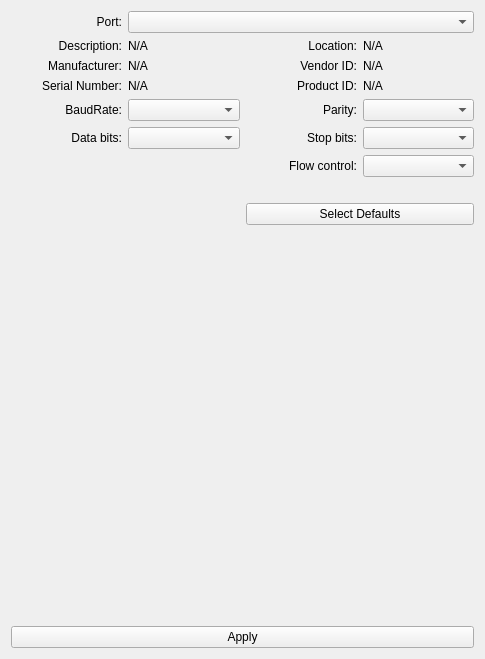
Old version of the form libs/libcore/ui/SerialSettingsWidget.ui in the repository mrdeveloperdude/OctoMY.
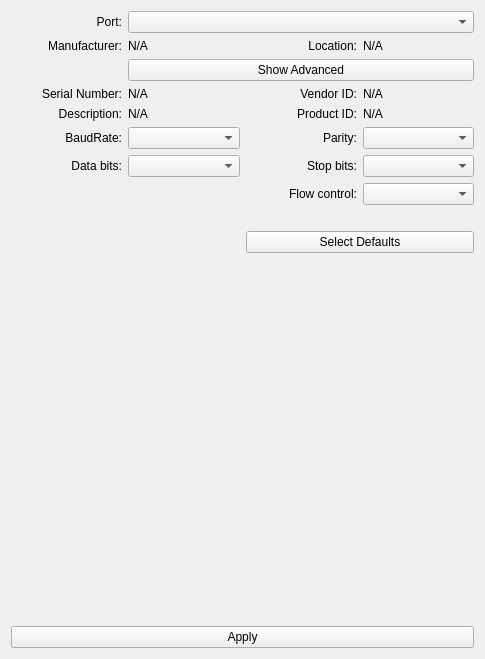
New version of the form.

Commit message: Removed clutter from Ardumy Controller Widget

Diff of the .ui file:
```diff
--- a/libs/libcore/ui/SerialSettingsWidget.ui
+++ b/libs/libcore/ui/SerialSettingsWidget.ui
@@ -20,23 +20,7 @@
    <string>Settings</string>
   </property>
   <layout class="QGridLayout" name="gridLayout">
-   <item row="2" column="0">
-    <widget class="QLabel" name="label_2">
-     <property name="sizePolicy">
-      <sizepolicy hsizetype="Minimum" vsizetype="Minimum">
-       <horstretch>0</horstretch>
-       <verstretch>0</verstretch>
-      </sizepolicy>
-     </property>
-     <property name="text">
-      <string>Manufacturer:</string>
-     </property>
-     <property name="alignment">
-      <set>Qt::AlignRight|Qt::AlignTrailing|Qt::AlignVCenter</set>
-     </property>
-    </widget>
-   </item>
-   <item row="3" column="1">
+   <item row="4" column="1">
     <widget class="QLabel" name="serialNumberLabel">
      <property name="sizePolicy">
       <sizepolicy hsizetype="Minimum" vsizetype="Minimum">
@@ -49,75 +33,7 @@
      </property>
     </widget>
    </item>
-   <item row="3" column="3">
-    <widget class="QLabel" name="pidLabel">
-     <property name="sizePolicy">
-      <sizepolicy hsizetype="Minimum" vsizetype="Minimum">
-       <horstretch>0</horstretch>
-       <verstretch>0</verstretch>
-      </sizepolicy>
-     </property>
-     <property name="text">
-      <string>N/A</string>
-     </property>
-    </widget>
-   </item>
-   <item row="3" column="0">
-    <widget class="QLabel" name="label_3">
-     <property name="sizePolicy">
-      <sizepolicy hsizetype="Minimum" vsizetype="Minimum">
-       <horstretch>0</horstretch>
-       <verstretch>0</verstretch>
-      </sizepolicy>
-     </property>
-     <property name="text">
-      <string>Serial Number:</string>
-     </property>
-     <property name="alignment">
-      <set>Qt::AlignRight|Qt::AlignTrailing|Qt::AlignVCenter</set>
-     </property>
-    </widget>
-   </item>
-   <item row="2" column="3">
-    <widget class="QLabel" name="vidLabel">
-     <property name="sizePolicy">
-      <sizepolicy hsizetype="Minimum" vsizetype="Minimum">
-       <horstretch>0</horstretch>
-       <verstretch>0</verstretch>
-      </sizepolicy>
-     </property>
-     <property name="text">
-      <string>N/A</string>
-     </property>
-    </widget>
-   </item>
-   <item row="3" column="2">
-    <widget class="QLabel" name="label_6">
-     <property name="sizePolicy">
-      <sizepolicy hsizetype="Minimum" vsizetype="Minimum">
-       <horstretch>0</horstretch>
-       <verstretch>0</verstretch>
-      </sizepolicy>
-     </property>
-     <property name="text">
-      <string>Product ID:</string>
-     </property>
-     <property name="alignment">
-      <set>Qt::AlignRight|Qt::AlignTrailing|Qt::AlignVCenter</set>
-     </property>
-    </widget>
-   </item>
-   <item row="6" column="3">
-    <widget class="QComboBox" name="flowControlBox">
-     <property name="sizePolicy">
-      <sizepolicy hsizetype="Minimum" vsizetype="Minimum">
-       <horstretch>0</horstretch>
-       <verstretch>0</verstretch>
-      </sizepolicy>
-     </property>
-    </widget>
-   </item>
-   <item row="6" column="2">
+   <item row="8" column="2">
     <widget class="QLabel" name="flowControlLabel">
      <property name="sizePolicy">
       <sizepolicy hsizetype="Minimum" vsizetype="Minimum">
@@ -133,43 +49,7 @@
      </property>
     </widget>
    </item>
-   <item row="1" column="3">
-    <widget class="QLabel" name="locationLabel">
-     <property name="sizePolicy">
-      <sizepolicy hsizetype="Minimum" vsizetype="Minimum">
-       <horstretch>0</horstretch>
-       <verstretch>0</verstretch>
-      </sizepolicy>
-     </property>
-     <property name="text">
-      <string>N/A</string>
-     </property>
-    </widget>
-   </item>
-   <item row="0" column="0">
-    <widget class="QLabel" name="label_7">
-     <property name="text">
-      <string>Port:</string>
-     </property>
-     <property name="alignment">
-      <set>Qt::AlignRight|Qt::AlignTrailing|Qt::AlignVCenter</set>
-     </property>
-    </widget>
-   </item>
-   <item row="1" column="1">
-    <widget class="QLabel" name="descriptionLabel">
-     <property name="sizePolicy">
-      <sizepolicy hsizetype="Minimum" vsizetype="Minimum">
-       <horstretch>0</horstretch>
-       <verstretch>0</verstretch>
-      </sizepolicy>
-     </property>
-     <property name="text">
-      <string>N/A</string>
-     </property>
-    </widget>
-   </item>
-   <item row="5" column="0">
+   <item row="7" column="0">
     <widget class="QLabel" name="dataBitsLabel">
      <property name="sizePolicy">
       <sizepolicy hsizetype="Minimum" vsizetype="Minimum">
@@ -185,7 +65,23 @@
      </property>
     </widget>
    </item>
-   <item row="4" column="1">
+   <item row="2" column="0">
+    <widget class="QLabel" name="labelTagManufacturer">
+     <property name="sizePolicy">
+      <sizepolicy hsizetype="Minimum" vsizetype="Minimum">
+       <horstretch>0</horstretch>
+       <verstretch>0</verstretch>
+      </sizepolicy>
+     </property>
+     <property name="text">
+      <string>Manufacturer:</string>
+     </property>
+     <property name="alignment">
+      <set>Qt::AlignRight|Qt::AlignTrailing|Qt::AlignVCenter</set>
+     </property>
+    </widget>
+   </item>
+   <item row="6" column="1">
     <widget class="QComboBox" name="baudRateBox">
      <property name="sizePolicy">
       <sizepolicy hsizetype="Minimum" vsizetype="Minimum">
@@ -195,138 +91,8 @@
      </property>
     </widget>
    </item>
-   <item row="5" column="1">
-    <widget class="QComboBox" name="dataBitsBox">
-     <property name="sizePolicy">
-      <sizepolicy hsizetype="Minimum" vsizetype="Minimum">
-       <horstretch>0</horstretch>
-       <verstretch>0</verstretch>
-      </sizepolicy>
-     </property>
-    </widget>
-   </item>
-   <item row="1" column="0">
-    <widget class="QLabel" name="label">
-     <property name="sizePolicy">
-      <sizepolicy hsizetype="Minimum" vsizetype="Minimum">
-       <horstretch>0</horstretch>
-       <verstretch>0</verstretch>
-      </sizepolicy>
-     </property>
-     <property name="text">
-      <string>Description:</string>
-     </property>
-     <property name="alignment">
-      <set>Qt::AlignRight|Qt::AlignTrailing|Qt::AlignVCenter</set>
-     </property>
-    </widget>
-   </item>
-   <item row="1" column="2">
-    <widget class="QLabel" name="label_4">
-     <property name="sizePolicy">
-      <sizepolicy hsizetype="Minimum" vsizetype="Minimum">
-       <horstretch>0</horstretch>
-       <verstretch>0</verstretch>
-      </sizepolicy>
-     </property>
-     <property name="text">
-      <string>Location:</string>
-     </property>
-     <property name="alignment">
-      <set>Qt::AlignRight|Qt::AlignTrailing|Qt::AlignVCenter</set>
-     </property>
-    </widget>
-   </item>
-   <item row="0" column="1" colspan="3">
-    <widget class="QComboBox" name="serialPortInfoListBox">
-     <property name="sizePolicy">
-      <sizepolicy hsizetype="Minimum" vsizetype="Fixed">
-       <horstretch>0</horstretch>
-       <verstretch>0</verstretch>
-      </sizepolicy>
-     </property>
-    </widget>
-   </item>
-   <item row="4" column="2">
-    <widget class="QLabel" name="parityLabel">
-     <property name="sizePolicy">
-      <sizepolicy hsizetype="Minimum" vsizetype="Minimum">
-       <horstretch>0</horstretch>
-       <verstretch>0</verstretch>
-      </sizepolicy>
-     </property>
-     <property name="text">
-      <string>Parity:</string>
-     </property>
-     <property name="alignment">
-      <set>Qt::AlignRight|Qt::AlignTrailing|Qt::AlignVCenter</set>
-     </property>
-    </widget>
-   </item>
-   <item row="2" column="1">
-    <widget class="QLabel" name="manufacturerLabel">
-     <property name="sizePolicy">
-      <sizepolicy hsizetype="Minimum" vsizetype="Minimum">
-       <horstretch>0</horstretch>
-       <verstretch>0</verstretch>
-      </sizepolicy>
-     </property>
-     <property name="text">
-      <string>N/A</string>
-     </property>
-    </widget>
-   </item>
-   <item row="4" column="3">
-    <widget class="QComboBox" name="parityBox">
-     <property name="sizePolicy">
-      <sizepolicy hsizetype="Minimum" vsizetype="Minimum">
-       <horstretch>0</horstretch>
-       <verstretch>0</verstretch>
-      </sizepolicy>
-     </property>
-    </widget>
-   </item>
-   <item row="2" column="2">
-    <widget class="QLabel" name="label_5">
-     <property name="sizePolicy">
-      <sizepolicy hsizetype="Minimum" vsizetype="Minimum">
-       <horstretch>0</horstretch>
-       <verstretch>0</verstretch>
-      </sizepolicy>
-     </property>
-     <property name="text">
-      <string>Vendor ID:</string>
-     </property>
-     <property name="alignment">
-      <set>Qt::AlignRight|Qt::AlignTrailing|Qt::AlignVCenter</set>
-     </property>
-    </widget>
-   </item>
-   <item row="5" column="2">
-    <widget class="QLabel" name="stopBitsLabel">
-     <property name="sizePolicy">
-      <sizepolicy hsizetype="Minimum" vsizetype="Minimum">
-       <horstretch>0</horstretch>
-       <verstretch>0</verstretch>
-      </sizepolicy>
-     </property>
-     <property name="text">
-      <string>Stop bits:</string>
-     </property>
-     <property name="alignment">
-      <set>Qt::AlignRight|Qt::AlignTrailing|Qt::AlignVCenter</set>
-     </property>
-    </widget>
-   </item>
-   <item row="10" column="0" colspan="4">
-    <widget class="QPushButton" name="pushButtonApply">
-     <property name="text">
-      <string>Apply</string>
-     </property>
-    </widget>
-   </item>
    <item row="4" column="0">
-    <widget class="QLabel" name="baudRateLabel">
+    <widget class="QLabel" name="labelTagSerialNumber">
      <property name="sizePolicy">
       <sizepolicy hsizetype="Minimum" vsizetype="Minimum">
        <horstretch>0</horstretch>
@@ -334,38 +100,47 @@
       </sizepolicy>
      </property>
      <property name="text">
-      <string>BaudRate:</string>
+      <string>Serial Number:</string>
      </property>
      <property name="alignment">
       <set>Qt::AlignRight|Qt::AlignTrailing|Qt::AlignVCenter</set>
      </property>
     </widget>
    </item>
-   <item row="5" column="3">
-    <widget class="QComboBox" name="stopBitsBox">
+   <item row="0" column="0">
+    <widget class="QLabel" name="labelTagPort">
+     <property name="text">
+      <string>Port:</string>
+     </property>
+     <property name="alignment">
+      <set>Qt::AlignRight|Qt::AlignTrailing|Qt::AlignVCenter</set>
+     </property>
+    </widget>
+   </item>
+   <item row="5" column="1">
+    <widget class="QLabel" name="descriptionLabel">
      <property name="sizePolicy">
       <sizepolicy hsizetype="Minimum" vsizetype="Minimum">
        <horstretch>0</horstretch>
        <verstretch>0</verstretch>
       </sizepolicy>
      </property>
+     <property name="text">
+      <string>N/A</string>
+     </property>
     </widget>
    </item>
    <item row="7" column="3">
-    <widget class="QLabel" name="label_8">
-     <property name="text">
-      <string/>
+    <widget class="QComboBox" name="stopBitsBox">
+     <property name="sizePolicy">
+      <sizepolicy hsizetype="Minimum" vsizetype="Minimum">
+       <horstretch>0</horstretch>
+       <verstretch>0</verstretch>
+      </sizepolicy>
      </property>
     </widget>
    </item>
-   <item row="8" column="2" colspan="2">
-    <widget class="QPushButton" name="pushButtonSelectDefaults">
-     <property name="text">
-      <string>Select Defaults</string>
-     </property>
-    </widget>
-   </item>
-   <item row="9" column="0" colspan="4">
+   <item row="11" column="0" colspan="4">
     <spacer name="verticalSpacer">
      <property name="orientation">
       <enum>Qt::Vertical</enum>
@@ -378,6 +153,241 @@
      </property>
     </spacer>
    </item>
+   <item row="8" column="3">
+    <widget class="QComboBox" name="flowControlBox">
+     <property name="sizePolicy">
+      <sizepolicy hsizetype="Minimum" vsizetype="Minimum">
+       <horstretch>0</horstretch>
+       <verstretch>0</verstretch>
+      </sizepolicy>
+     </property>
+    </widget>
+   </item>
+   <item row="2" column="1">
+    <widget class="QLabel" name="manufacturerLabel">
+     <property name="sizePolicy">
+      <sizepolicy hsizetype="Minimum" vsizetype="Minimum">
+       <horstretch>0</horstretch>
+       <verstretch>0</verstretch>
+      </sizepolicy>
+     </property>
+     <property name="text">
+      <string>N/A</string>
+     </property>
+    </widget>
+   </item>
+   <item row="6" column="0">
+    <widget class="QLabel" name="baudRateLabel">
+     <property name="sizePolicy">
+      <sizepolicy hsizetype="Minimum" vsizetype="Minimum">
+       <horstretch>0</horstretch>
+       <verstretch>0</verstretch>
+      </sizepolicy>
+     </property>
+     <property name="text">
+      <string>BaudRate:</string>
+     </property>
+     <property name="alignment">
+      <set>Qt::AlignRight|Qt::AlignTrailing|Qt::AlignVCenter</set>
+     </property>
+    </widget>
+   </item>
+   <item row="5" column="0">
+    <widget class="QLabel" name="labelTagDescription">
+     <property name="sizePolicy">
+      <sizepolicy hsizetype="Minimum" vsizetype="Minimum">
+       <horstretch>0</horstretch>
+       <verstretch>0</verstretch>
+      </sizepolicy>
+     </property>
+     <property name="text">
+      <string>Description:</string>
+     </property>
+     <property name="alignment">
+      <set>Qt::AlignRight|Qt::AlignTrailing|Qt::AlignVCenter</set>
+     </property>
+    </widget>
+   </item>
+   <item row="10" column="2" colspan="2">
+    <widget class="QPushButton" name="pushButtonSelectDefaults">
+     <property name="text">
+      <string>Select Defaults</string>
+     </property>
+    </widget>
+   </item>
+   <item row="12" column="0" colspan="4">
+    <widget class="QPushButton" name="pushButtonApply">
+     <property name="text">
+      <string>Apply</string>
+     </property>
+    </widget>
+   </item>
+   <item row="0" column="1" colspan="3">
+    <widget class="QComboBox" name="serialPortInfoListBox">
+     <property name="sizePolicy">
+      <sizepolicy hsizetype="Minimum" vsizetype="Fixed">
+       <horstretch>0</horstretch>
+       <verstretch>0</verstretch>
+      </sizepolicy>
+     </property>
+    </widget>
+   </item>
+   <item row="6" column="3">
+    <widget class="QComboBox" name="parityBox">
+     <property name="sizePolicy">
+      <sizepolicy hsizetype="Minimum" vsizetype="Minimum">
+       <horstretch>0</horstretch>
+       <verstretch>0</verstretch>
+      </sizepolicy>
+     </property>
+    </widget>
+   </item>
+   <item row="6" column="2">
+    <widget class="QLabel" name="parityLabel">
+     <property name="sizePolicy">
+      <sizepolicy hsizetype="Minimum" vsizetype="Minimum">
+       <horstretch>0</horstretch>
+       <verstretch>0</verstretch>
+      </sizepolicy>
+     </property>
+     <property name="text">
+      <string>Parity:</string>
+     </property>
+     <property name="alignment">
+      <set>Qt::AlignRight|Qt::AlignTrailing|Qt::AlignVCenter</set>
+     </property>
+    </widget>
+   </item>
+   <item row="7" column="1">
+    <widget class="QComboBox" name="dataBitsBox">
+     <property name="sizePolicy">
+      <sizepolicy hsizetype="Minimum" vsizetype="Minimum">
+       <horstretch>0</horstretch>
+       <verstretch>0</verstretch>
+      </sizepolicy>
+     </property>
+    </widget>
+   </item>
+   <item row="7" column="2">
+    <widget class="QLabel" name="stopBitsLabel">
+     <property name="sizePolicy">
+      <sizepolicy hsizetype="Minimum" vsizetype="Minimum">
+       <horstretch>0</horstretch>
+       <verstretch>0</verstretch>
+      </sizepolicy>
+     </property>
+     <property name="text">
+      <string>Stop bits:</string>
+     </property>
+     <property name="alignment">
+      <set>Qt::AlignRight|Qt::AlignTrailing|Qt::AlignVCenter</set>
+     </property>
+    </widget>
+   </item>
+   <item row="9" column="3">
+    <widget class="QLabel" name="labelSpacer">
+     <property name="text">
+      <string/>
+     </property>
+    </widget>
+   </item>
+   <item row="5" column="2">
+    <widget class="QLabel" name="labelTagProductID">
+     <property name="sizePolicy">
+      <sizepolicy hsizetype="Minimum" vsizetype="Minimum">
+       <horstretch>0</horstretch>
+       <verstretch>0</verstretch>
+      </sizepolicy>
+     </property>
+     <property name="text">
+      <string>Product ID:</string>
+     </property>
+     <property name="alignment">
+      <set>Qt::AlignRight|Qt::AlignTrailing|Qt::AlignVCenter</set>
+     </property>
+    </widget>
+   </item>
+   <item row="4" column="2">
+    <widget class="QLabel" name="labelTagVendorID">
+     <property name="sizePolicy">
+      <sizepolicy hsizetype="Minimum" vsizetype="Minimum">
+       <horstretch>0</horstretch>
+       <verstretch>0</verstretch>
+      </sizepolicy>
+     </property>
+     <property name="text">
+      <string>Vendor ID:</string>
+     </property>
+     <property name="alignment">
+      <set>Qt::AlignRight|Qt::AlignTrailing|Qt::AlignVCenter</set>
+     </property>
+    </widget>
+   </item>
+   <item row="5" column="3">
+    <widget class="QLabel" name="pidLabel">
+     <property name="sizePolicy">
+      <sizepolicy hsizetype="Minimum" vsizetype="Minimum">
+       <horstretch>0</horstretch>
+       <verstretch>0</verstretch>
+      </sizepolicy>
+     </property>
+     <property name="text">
+      <string>N/A</string>
+     </property>
+    </widget>
+   </item>
+   <item row="4" column="3">
+    <widget class="QLabel" name="vidLabel">
+     <property name="sizePolicy">
+      <sizepolicy hsizetype="Minimum" vsizetype="Minimum">
+       <horstretch>0</horstretch>
+       <verstretch>0</verstretch>
+      </sizepolicy>
+     </property>
+     <property name="text">
+      <string>N/A</string>
+     </property>
+    </widget>
+   </item>
+   <item row="2" column="3">
+    <widget class="QLabel" name="locationLabel">
+     <property name="sizePolicy">
+      <sizepolicy hsizetype="Minimum" vsizetype="Minimum">
+       <horstretch>0</horstretch>
+       <verstretch>0</verstretch>
+      </sizepolicy>
+     </property>
+     <property name="text">
+      <string>N/A</string>
+     </property>
+    </widget>
+   </item>
+   <item row="2" column="2">
+    <widget class="QLabel" name="labelTagLocation">
+     <property name="sizePolicy">
+      <sizepolicy hsizetype="Minimum" vsizetype="Minimum">
+       <horstretch>0</horstretch>
+       <verstretch>0</verstretch>
+      </sizepolicy>
+     </property>
+     <property name="text">
+      <string>Location:</string>
+     </property>
+     <property name="alignment">
+      <set>Qt::AlignRight|Qt::AlignTrailing|Qt::AlignVCenter</set>
+     </property>
+    </widget>
+   </item>
+   <item row="3" column="1" colspan="3">
+    <widget class="QPushButton" name="pushButtonAdvanced">
+     <property name="text">
+      <string>Show Advanced</string>
+     </property>
+     <property name="checkable">
+      <bool>true</bool>
+     </property>
+    </widget>
+   </item>
   </layout>
  </widget>
  <resources/>
```
The commit also changes 6 other files.
